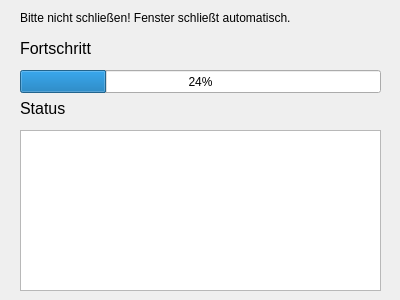
Old version of the form Ressources/Private/GUI/sendvotestatus.ui in the repository BlockchainVotingOrganisation/bvs_gui.
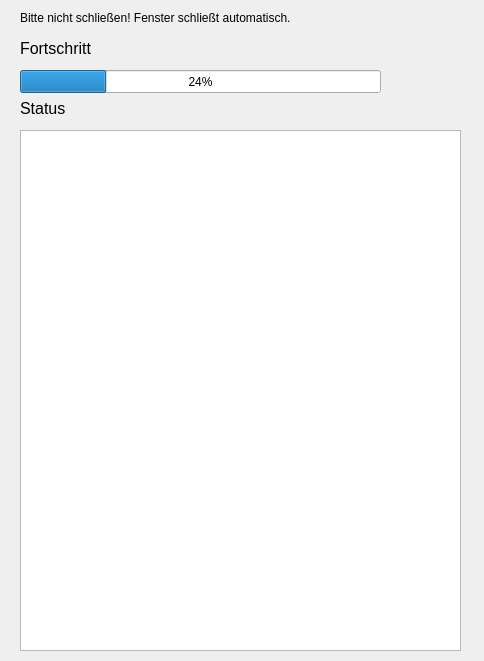
New version of the form.

```diff
--- a/Ressources/Private/GUI/sendvotestatus.ui
+++ b/Ressources/Private/GUI/sendvotestatus.ui
@@ -9,8 +9,8 @@
    <rect>
     <x>0</x>
     <y>0</y>
-    <width>400</width>
-    <height>300</height>
+    <width>484</width>
+    <height>661</height>
    </rect>
   </property>
   <property name="windowTitle">
@@ -52,8 +52,8 @@
     <rect>
      <x>20</x>
      <y>130</y>
-     <width>361</width>
-     <height>161</height>
+     <width>441</width>
+     <height>521</height>
     </rect>
    </property>
   </widget>
```
Left out of the diff: 6 changed lines with no effect on the pictures.
